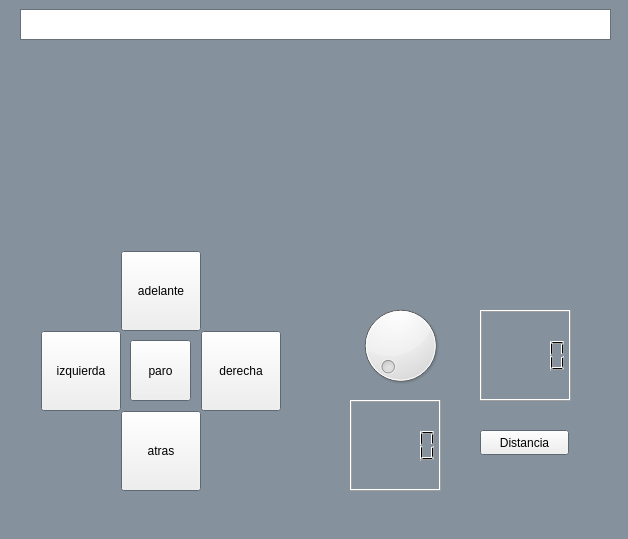
This is P4/Qt/practica4/mainwindow.ui in EEGAA/interfacesClase25A as Qt 5 draws it before an edit. The edited form follows.
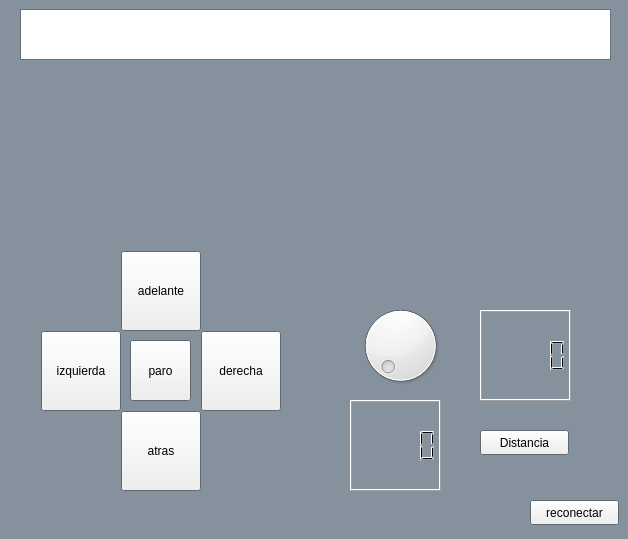
This is the edited form.

Patch:
```diff
--- a/P4/Qt/practica4/mainwindow.ui
+++ b/P4/Qt/practica4/mainwindow.ui
@@ -66,7 +66,7 @@
       <x>20</x>
       <y>9</y>
       <width>591</width>
-      <height>31</height>
+      <height>51</height>
      </rect>
     </property>
    </widget>
@@ -181,6 +181,19 @@
      </rect>
     </property>
    </widget>
+   <widget class="QPushButton" name="pushButton_7">
+    <property name="geometry">
+     <rect>
+      <x>530</x>
+      <y>500</y>
+      <width>89</width>
+      <height>25</height>
+     </rect>
+    </property>
+    <property name="text">
+     <string>reconectar</string>
+    </property>
+   </widget>
   </widget>
  </widget>
  <resources/>
```
